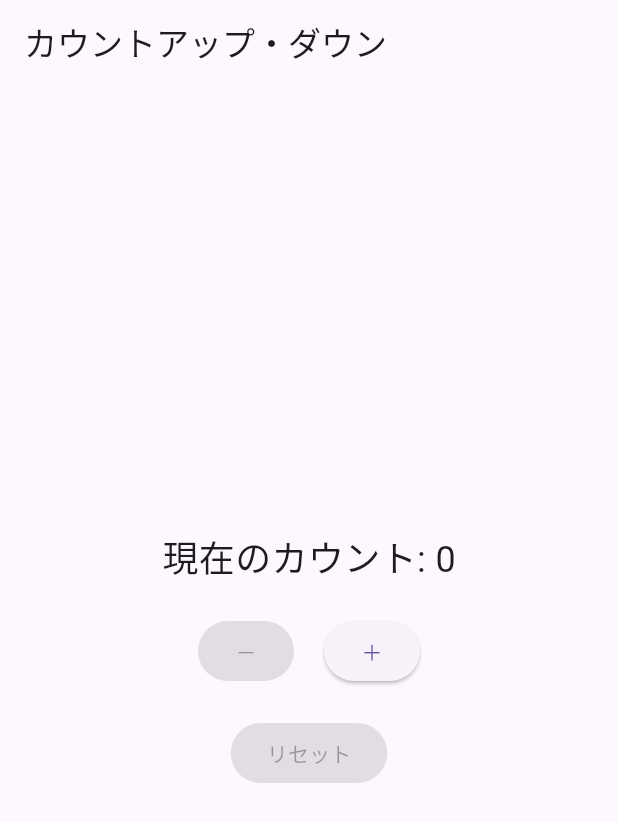
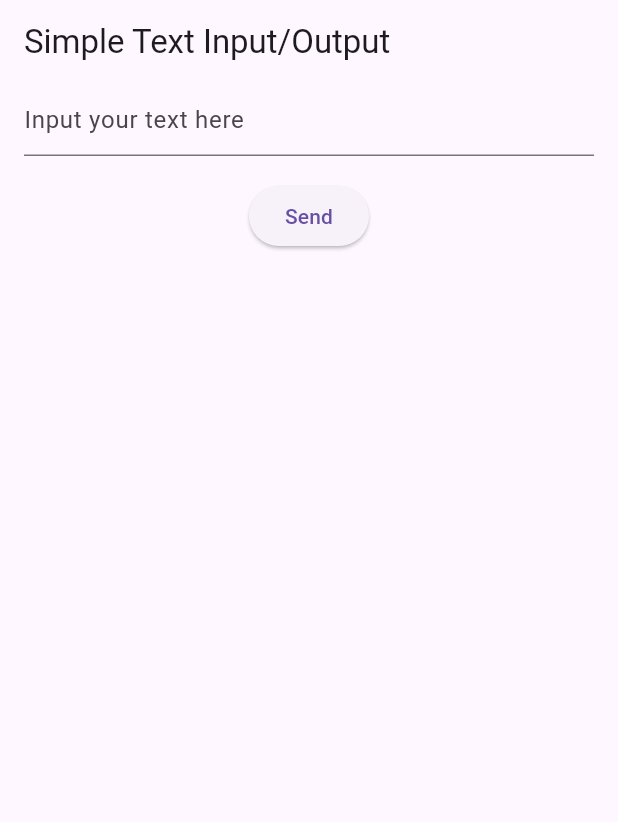
Before and after one commit to gratachu/flutter_spike, a Flutter app: the screen it shows after launch, on a phone screen of 412 x 824 dp. Shown: the top 822 px of the screen. Run offline on Flutter 3.47's test engine with Material 3 defaults, Android fonts, the phone set to English and light mode, and no system bars.

Commit message:
feat: add simple text input output function

```diff
--- a/lib/main.dart
+++ b/lib/main.dart
@@ -1,96 +1,77 @@
 import 'package:flutter/material.dart';
 
+// エントリーポイント
 void main() {
-  runApp(const MyApp());
+  runApp(const SimpleTextApp());
 }
 
-class MyApp extends StatelessWidget {
-  const MyApp({super.key});
+class SimpleTextApp extends StatelessWidget {
+  const SimpleTextApp({Key? key}) : super(key: key);
 
   @override
   Widget build(BuildContext context) {
     return MaterialApp(
-      title: 'Count Up/Down App',
-      theme: ThemeData(
-        primarySwatch: Colors.blue,
-      ),
-      home: const CountPage(),
+      title: 'Simple Text Input/Output',
+      theme: ThemeData(primarySwatch: Colors.blueGrey),
+      home: const TextPage(),
     );
   }
 }
 
-class CountPage extends StatefulWidget {
-  const CountPage({super.key});
+class TextPage extends StatefulWidget {
+  const TextPage({Key? key}) : super(key: key);
 
   @override
-  State<CountPage> createState() => _CountPageState();
+  State<TextPage> createState() => _TextPageState();
 }
 
-class _CountPageState extends State<CountPage> {
-  int _counter = 0;
+class _TextPageState extends State<TextPage> {
+  // 入力されたテキストを保持するcontroller
+  final TextEditingController _controller = TextEditingController();
 
-  // カウントアップ
-  void _incrementCounter() {
+  // 表示敵をスト保持する変数
+  String _displayText = '';
+
+  // ボタン押下時の処理
+  void _onSendButtonPressed() {
     setState(() {
-      _counter++;
+      // controllerに入力されたテキストを取得し、表示テキストに設定
+      _displayText = _controller.text;
     });
-  }
 
-  // カウントダウン
-  void _decrementCounter() {
-    setState(() {
-      _counter--;
-    });
-  }
-
-  // リセット（任意で実装）
-  void _resetCounter() {
-    setState(() {
-      _counter = 0;
-    });
+    _controller.clear();
   }
 
   @override
   Widget build(BuildContext context) {
     return Scaffold(
       appBar: AppBar(
-        title: const Text('カウントアップ・ダウン'),
+        title: const Text('Simple Text Input/Output'),
       ),
-      body: Center(
-        child: Column(
-          mainAxisAlignment: MainAxisAlignment.center,
-          children: <Widget>[
-            Text(
-              '現在のカウント: $_counter',
-              style: const TextStyle(fontSize: 24),
-            ),
-            const SizedBox(height: 20),
-            Row(
-              mainAxisAlignment: MainAxisAlignment.center,
-              children: [
-                ElevatedButton(
-                  onPressed: _counter >= 1 ? _decrementCounter : null,
+      body: Padding(
+          padding: const EdgeInsets.symmetric(horizontal: 16),
+          child: Column(
+            children: [
+              TextField(
+                  controller: _controller,
+                  decoration:
+                      const InputDecoration(hintText: 'Input your text here')),
+              const SizedBox(height: 16),
 
-                  child: const Text('－'),
-                ),
-                const SizedBox(width: 20),
-                ElevatedButton(
-                  onPressed: _incrementCounter,
-                  child: const Text('＋'),
-                ),
-              ],
-            ),
-            const SizedBox(height: 20),
-            ElevatedButton(
-              onPressed: _counter == 0 ? null : _resetCounter,
-              style: ElevatedButton.styleFrom(
-                backgroundColor: Colors.red,
+              // 送信ボタン
+              ElevatedButton(
+                onPressed: _onSendButtonPressed,
+                child: const Text('Send'),
               ),
-              child: const Text('リセット'),
-            ),
-          ],
-        ),
-      ),
+              const SizedBox(height: 16),
+
+              // 表示部分
+              Text(
+                _displayText,
+                style: const TextStyle(fontSize: 20),
+              )
+            ],
+          )),
     );
   }
 }
```
